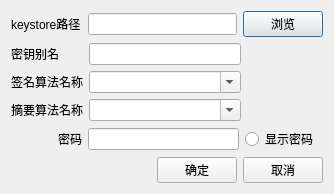
This is Src/AutoPacking/MainUi/SetKey.ui in lixiaoyu0123/AutopackingAndroid as Qt 5 draws it before an edit. The edited form follows.
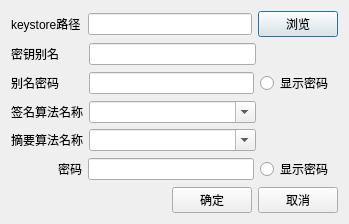
This is the edited form.

Commit message: 1.增加别名密钥 2.增加使用文档

```diff
--- a/Src/AutoPacking/MainUi/SetKey.ui
+++ b/Src/AutoPacking/MainUi/SetKey.ui
@@ -6,14 +6,14 @@
    <rect>
     <x>0</x>
     <y>0</y>
-    <width>334</width>
-    <height>186</height>
+    <width>349</width>
+    <height>214</height>
    </rect>
   </property>
   <property name="maximumSize">
    <size>
     <width>16777215</width>
-    <height>186</height>
+    <height>214</height>
    </size>
   </property>
   <property name="windowTitle">
@@ -105,6 +105,59 @@
      </item>
     </layout>
    </item>
+   <item>
+    <layout class="QHBoxLayout" name="horizontalLayout_7">
+     <item>
+      <widget class="QLabel" name="LabelAliasesPasswd">
+       <property name="sizePolicy">
+        <sizepolicy hsizetype="Fixed" vsizetype="Preferred">
+         <horstretch>0</horstretch>
+         <verstretch>0</verstretch>
+        </sizepolicy>
+       </property>
+       <property name="minimumSize">
+        <size>
+         <width>72</width>
+         <height>0</height>
+        </size>
+       </property>
+       <property name="text">
+        <string>别名密码</string>
+       </property>
+      </widget>
+     </item>
+     <item>
+      <widget class="QLineEdit" name="LineEditAliasesPasswd">
+       <property name="echoMode">
+        <enum>QLineEdit::Password</enum>
+       </property>
+      </widget>
+     </item>
+     <item>
+      <widget class="QRadioButton" name="RadioButton2">
+       <property name="text">
+        <string>显示密码</string>
+       </property>
+      </widget>
+     </item>
+     <item>
+      <spacer name="horizontalSpacer_7">
+       <property name="orientation">
+        <enum>Qt::Horizontal</enum>
+       </property>
+       <property name="sizeType">
+        <enum>QSizePolicy::Fixed</enum>
+       </property>
+       <property name="sizeHint" stdset="0">
+        <size>
+         <width>5</width>
+         <height>20</height>
+        </size>
+       </property>
+      </spacer>
+     </item>
+    </layout>
+   </item>
    <item>
     <layout class="QHBoxLayout" name="horizontalLayout_5">
      <item>
```
The commit also changes 7 other files.
